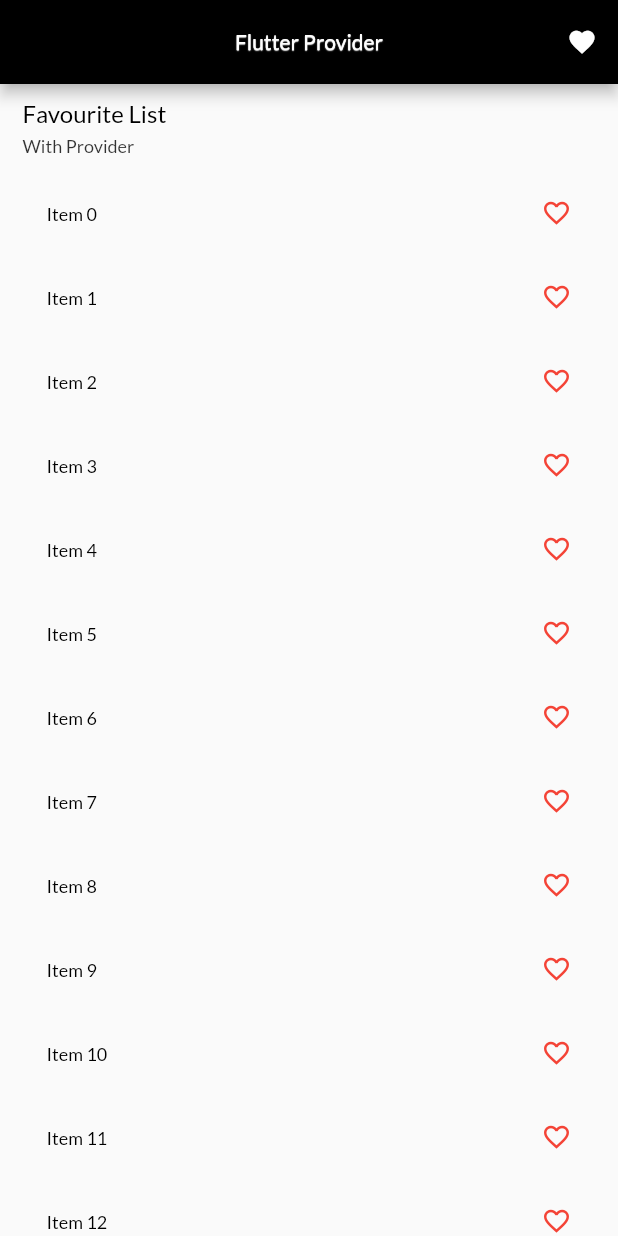
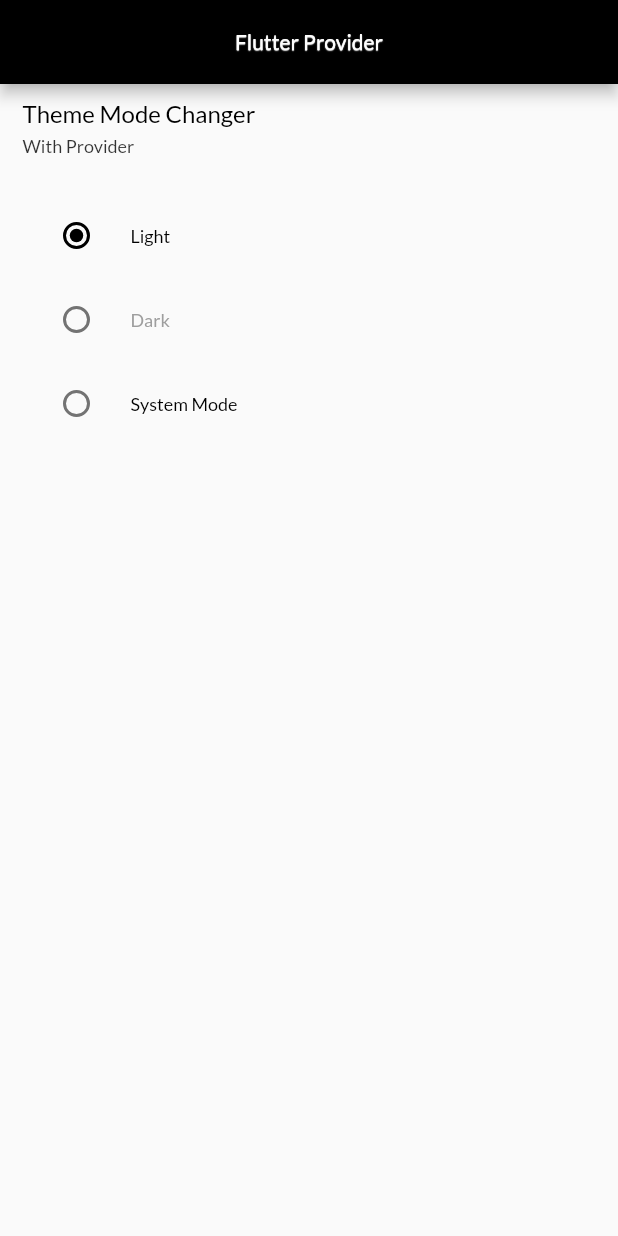
Before and after one commit to thedev97/flutter-provider, a Flutter app: the screen it shows after launch, on a phone screen of 412 x 824 dp. Run offline on Flutter 3.47's test engine with Material 2 defaults, Android fonts, the phone set to English and light mode, and no system bars; our stand-ins replace google_fonts.

Commit message:
Theme changer mode done

```diff
--- a/lib/app/core/values/text_styles.dart
+++ b/lib/app/core/values/text_styles.dart
@@ -42,6 +42,24 @@ class AppTextStyles {
       ],
       color: Colors.white);
 
+  static final TextStyle radioValueText = GoogleFonts.lato(
+      fontWeight: FontWeight.w500,
+      fontSize: 12,
+      shadows: [
+        const Shadow(
+            color: Colors.white, offset: Offset(0.0, 0.5), blurRadius: 0.5),
+      ],
+      color: Colors.black);
+
+  static final TextStyle darkRadioValueText = GoogleFonts.lato(
+      fontWeight: FontWeight.w500,
+      fontSize: 12,
+      shadows: [
+        const Shadow(
+            color: Colors.white, offset: Offset(0.0, 0.2), blurRadius: 0.2),
+      ],
+      color: Colors.grey);
+
   static final TextStyle listText = GoogleFonts.lato(
       fontWeight: FontWeight.w500,
       fontSize: 12,
@@ -50,5 +68,4 @@ class AppTextStyles {
             color: Colors.white, offset: Offset(0.0, 0.2), blurRadius: 0.2),
       ],
       color: Colors.black);
-
 }
--- /dev/null
+++ b/lib/app/modules/theme/theme_mode.dart
@@ -0,0 +1,95 @@
+import 'package:flutter/material.dart';
+import 'package:provider/provider.dart';
+import '../../core/values/values.dart';
+import '../../provider/theme_state.dart';
+
+class ThemeChanger extends StatefulWidget {
+  const ThemeChanger({Key? key}) : super(key: key);
+
+  @override
+  State<ThemeChanger> createState() => _ThemeChangerState();
+}
+
+class _ThemeChangerState extends State<ThemeChanger> {
+  @override
+  Widget build(BuildContext context) {
+    print("Build");
+    return Scaffold(
+      appBar: AppBar(
+        backgroundColor: Colors.black,
+        centerTitle: true,
+        title: Text(
+          "Flutter Provider",
+          style: AppTextStyles.normalText,
+        ),
+      ),
+      body: Padding(
+        padding: const EdgeInsets.symmetric(horizontal: 15),
+        child: Column(
+          mainAxisAlignment: MainAxisAlignment.start,
+          crossAxisAlignment: CrossAxisAlignment.start,
+          children: [
+            const SizedBox(
+              height: 10,
+            ),
+            title(),
+            const SizedBox(
+              height: 5,
+            ),
+            subTitle(),
+            const SizedBox(
+              height: 25,
+            ),
+            Consumer<ThemeProvider>(builder: (context, value, child) {
+              return RadioListTile<ThemeMode>(
+                  title: Text(
+                    'Light',
+                    style: AppTextStyles.radioValueText,
+                  ),
+                  activeColor: Colors.black,
+                  value: ThemeMode.light,
+                  groupValue: value.themeMode,
+                  onChanged: value.setTheme);
+            }),
+            Consumer<ThemeProvider>(builder: (context, value, child) {
+              return RadioListTile<ThemeMode>(
+                  title: Text(
+                    'Dark',
+                    style: AppTextStyles.darkRadioValueText,
+                  ),
+                  activeColor: Colors.white,
+                  value: ThemeMode.dark,
+                  groupValue: value.themeMode,
+                  onChanged: value.setTheme);
+            }),
+            Consumer<ThemeProvider>(builder: (context, value, child) {
+              return RadioListTile<ThemeMode>(
+                  title: Text(
+                    'System Mode',
+                    style: AppTextStyles.radioValueText,
+                  ),
+                  activeColor: Colors.black,
+                  value: ThemeMode.system,
+                  groupValue: value.themeMode,
+                  onChanged: value.setTheme);
+            }),
+          ],
+        ),
+      ),
+    );
+  }
+
+  Widget title() {
+    return Text(
+      'Theme Mode Changer',
+      style: AppTextStyles.titleText,
+    );
+  }
+
+  Widget subTitle() {
+    return Text(
+      'With Provider',
+      style: AppTextStyles.subHeader,
+    );
+  }
+}
--- /dev/null
+++ b/lib/app/provider/theme_state.dart
@@ -0,0 +1,12 @@
+import 'package:flutter/material.dart';
+
+class ThemeProvider with ChangeNotifier{
+  var _themeMode = ThemeMode.light;
+
+  ThemeMode get themeMode => _themeMode;
+
+  void setTheme(themeMode){
+    _themeMode = themeMode;
+    notifyListeners();
+  }
+}
--- a/lib/main.dart
+++ b/lib/main.dart
@@ -1,9 +1,11 @@
 import 'package:flutter/material.dart';
+import 'package:master_provider/app/core/values/values.dart';
+import 'app/provider/theme_state.dart';
 import 'package:provider/provider.dart';
 import 'app/provider/slider_state.dart';
 import 'app/provider/counter_state.dart';
 import 'app/provider/favourite_state.dart';
-import 'app/modules/favourite/favourite_list.dart';
+import 'app/modules/theme/theme_mode.dart';
 
 void main() {
   runApp(const MyApp());
@@ -25,15 +27,25 @@ class MyApp extends StatelessWidget {
           ChangeNotifierProvider(
             create: (_) => FavouriteProvider(),
           ),
+          ChangeNotifierProvider(
+            create: (_) => ThemeProvider(),
+          ),
         ],
-      child: MaterialApp(
+        child: Builder(
+          builder: (BuildContext context) {
+            var themeChangerProvider = Provider.of<ThemeProvider>(context);
+            return MaterialApp(
               title: 'Master Provider',
               debugShowCheckedModeBanner: false,
               theme: ThemeData(
-          primarySwatch: Colors.teal,
+                brightness: Brightness.light,
+                primarySwatch: Colors.red,
               ),
-        home: const FavouriteApp(),
-      ),
+              themeMode: themeChangerProvider.themeMode,
+              darkTheme: ThemeData(brightness: Brightness.dark),
+              home: const ThemeChanger(),
             );
+          },
+        ));
   }
 }
```
Also changed, not shown: lib/app/modules/theme/theme-mode.dart (deleted). Lines whose indentation alone changed are shown as unchanged.
